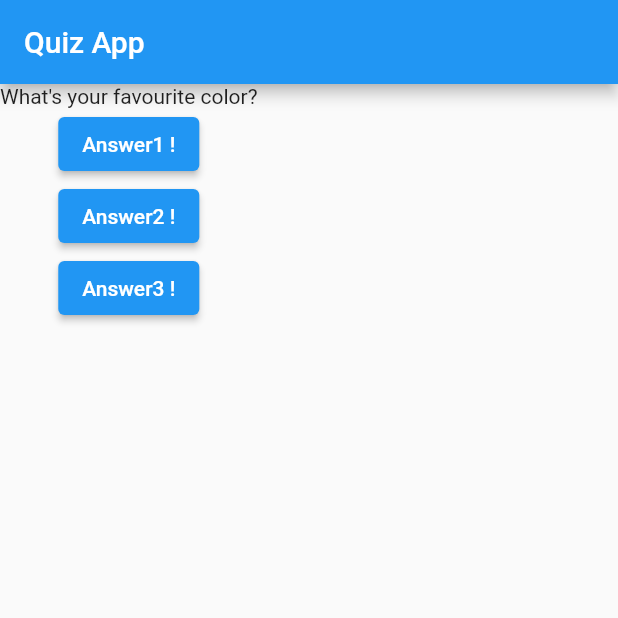
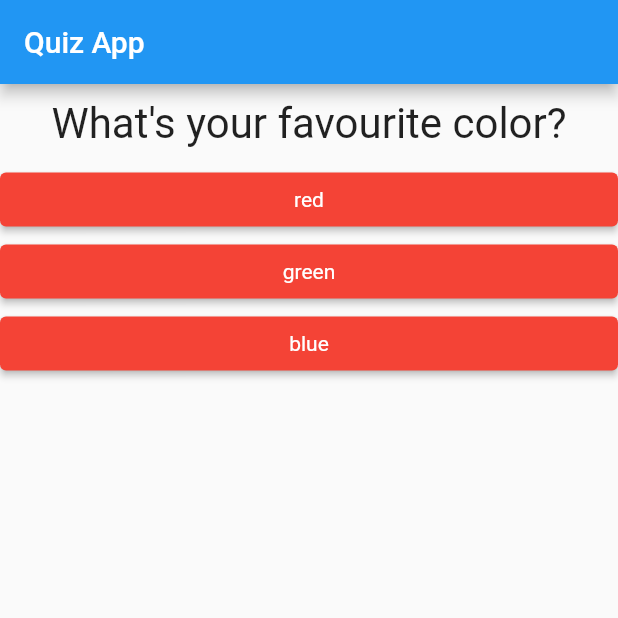
Before and after one commit to JayaSupriya-Somasani/Flutter_Practice, a Flutter app: the screen it shows after launch, on a phone screen of 412 x 824 dp, the top half of it. Run offline on Flutter 3.47's test engine with Material 2 defaults, Android fonts, the phone set to English and light mode, and no system bars.

Commit message:
1.Based on the index of the question, options of the answer button is changed dynamically by using list of map 2.Created custom widgets answer and question 3.If else condition is added for avoid the index out of bound error

```diff
--- a/lib/answer.dart
+++ b/lib/answer.dart
@@ -0,0 +1,19 @@
+import 'package:flutter/material.dart';
+
+class Answer extends StatelessWidget {
+  final VoidCallback selectHandler;
+  final String answerText;
+  Answer(this.selectHandler, this.answerText);
+
+  @override
+  Widget build(BuildContext context) {
+    return Container(
+      width: double.infinity,
+      child: ElevatedButton(
+        onPressed: selectHandler,
+        style: ElevatedButton.styleFrom(backgroundColor: Colors.red,textStyle: const TextStyle(color: Colors.white)),
+        child:  Text(answerText),
+      ),
+    );
+  }
+}
--- a/lib/main.dart
+++ b/lib/main.dart
@@ -1,20 +1,38 @@
 import 'package:flutter/material.dart';
+import './question.dart';
+import './answer.dart';
 
 void main() {
-  runApp(MyApp());
+  runApp(const MyApp());
 }
 
 class MyApp extends StatefulWidget {
+  const MyApp({super.key});
+
   @override
   State<StatefulWidget> createState() => MyAppState();
 }
 
 class MyAppState extends State<MyApp> {
-  var questionIndex = 0;
+  var _questionIndex = 0;
+  final questions = const [
+    {
+      'questionText': 'What\'s your favourite color?',
+      'answer': ['red', 'green', 'blue']
+    },
+    {
+      'questionText': 'What\'s your animal ?',
+      'answer': ['lion', 'deer', 'elephant']
+    },
+    {
+      'questionText': 'What\'s your favourite player?',
+      'answer': ['kohli', 'dhoni', 'sachin']
+    },
+  ];
 
-  void answerQuestion() {
+  void _answerQuestion() {
     setState(() {
-      questionIndex= questionIndex + 1;
+      _questionIndex = _questionIndex + 1;
     });
 
     print("Answer Chosen !");
@@ -22,10 +40,6 @@ class MyAppState extends State<MyApp> {
 
   @override
   Widget build(BuildContext context) {
-    var questions = [
-      "What\'s your favourite color?",
-      "What\'s your favourite animal?"
-    ];
     return MaterialApp(
         title: 'Flutter Demo',
         theme: ThemeData(
@@ -35,19 +49,19 @@ class MyAppState extends State<MyApp> {
           appBar: AppBar(
             title: const Text("Quiz App"),
           ),
-        body: Column(
-          children: [
-            Text(questions[questionIndex]),
-            ElevatedButton(onPressed: answerQuestion, child: Text("Answer1 !")),
-            ElevatedButton(
-                onPressed: answerQuestion,
-                child: Text("Answer2 !")),
-            ElevatedButton(
-                onPressed: answerQuestion,
-                child: const Text("Answer3 !")),
-          ],
+          body: _questionIndex < questions.length
+              ? Column(children: [
+                  Question(
+                    questions[_questionIndex]['questionText'] as String,
                   ),
+                  ...(questions[_questionIndex]['answer'] as List<String>)
+                      .map((answer) {
+                    return Answer(_answerQuestion, answer);
+                  }).toList()
+                ])
+              : const Center(
+                  child: Text("You did it"),
                 ),
-    );
+        ));
   }
 }
--- a/lib/question.dart
+++ b/lib/question.dart
@@ -0,0 +1,20 @@
+import 'package:flutter/material.dart';
+
+class Question extends StatelessWidget {
+  final String questionText;
+
+  Question(this.questionText);
+
+  @override
+  Widget build(BuildContext context) {
+    return Container(
+      width: double.infinity,
+      margin: EdgeInsets.all(10),
+      child: Text(
+        questionText,
+        style:  TextStyle(fontSize: 28),
+        textAlign: TextAlign.center,
+      ),
+    );
+  }
+}
```
Lines whose indentation alone changed are shown as unchanged.
